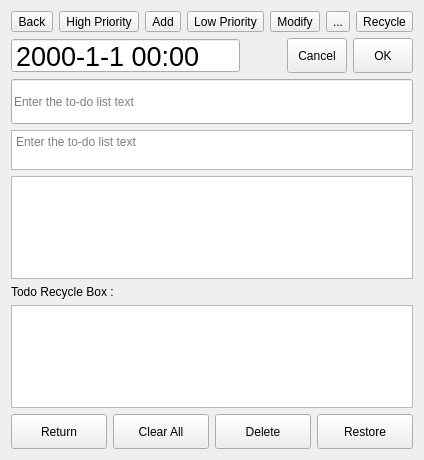
This is src/dlgtodo.ui in ic005k/Knot-Legacy as Qt 5 draws it before an edit. The edited form follows.
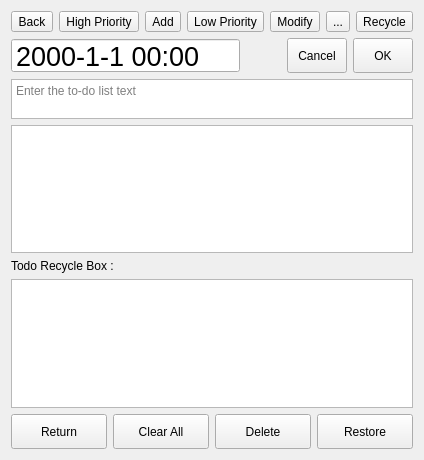
This is the edited form. Icons and pictures are not drawn.

Patch:
```diff
--- a/src/dlgtodo.ui
+++ b/src/dlgtodo.ui
@@ -514,19 +514,6 @@
      <property name="spacing">
       <number>2</number>
      </property>
-     <item>
-      <widget class="QLineEdit" name="lineEdit">
-       <property name="minimumSize">
-        <size>
-         <width>0</width>
-         <height>45</height>
-        </size>
-       </property>
-       <property name="placeholderText">
-        <string>Enter the to-do list text</string>
-       </property>
-      </widget>
-     </item>
     </layout>
    </item>
    <item row="4" column="0">
```
